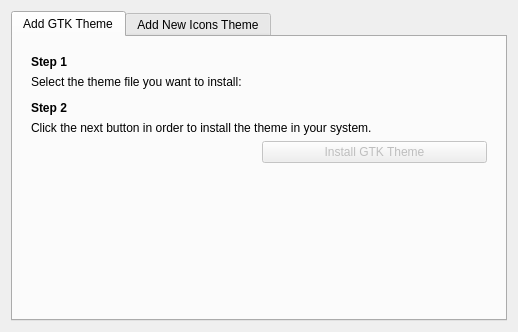
Old version of the form src/ui/dialog_installer.ui in the repository KDE/kde-gtk-config.
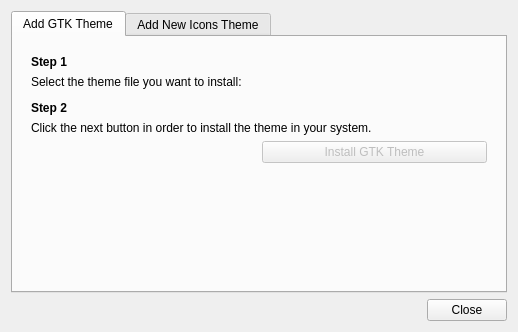
New version of the form. Custom widgets are drawn as their Qt base class.

The edit to the form file:
```diff
--- a/src/ui/dialog_installer.ui
+++ b/src/ui/dialog_installer.ui
@@ -1,7 +1,7 @@
 <?xml version="1.0" encoding="UTF-8"?>
 <ui version="4.0">
  <class>dialog_installer</class>
- <widget class="QWidget" name="dialog_installer">
+ <widget class="QDialog" name="dialog_installer">
   <property name="geometry">
    <rect>
     <x>0</x>
@@ -282,6 +282,13 @@
      </widget>
     </widget>
    </item>
+   <item row="1" column="0">
+    <widget class="QDialogButtonBox" name="buttonBox">
+     <property name="standardButtons">
+      <set>QDialogButtonBox::Close</set>
+     </property>
+    </widget>
+   </item>
   </layout>
  </widget>
  <customwidgets>
```
Left out of the diff: 35 changed lines with no effect on the pictures.
